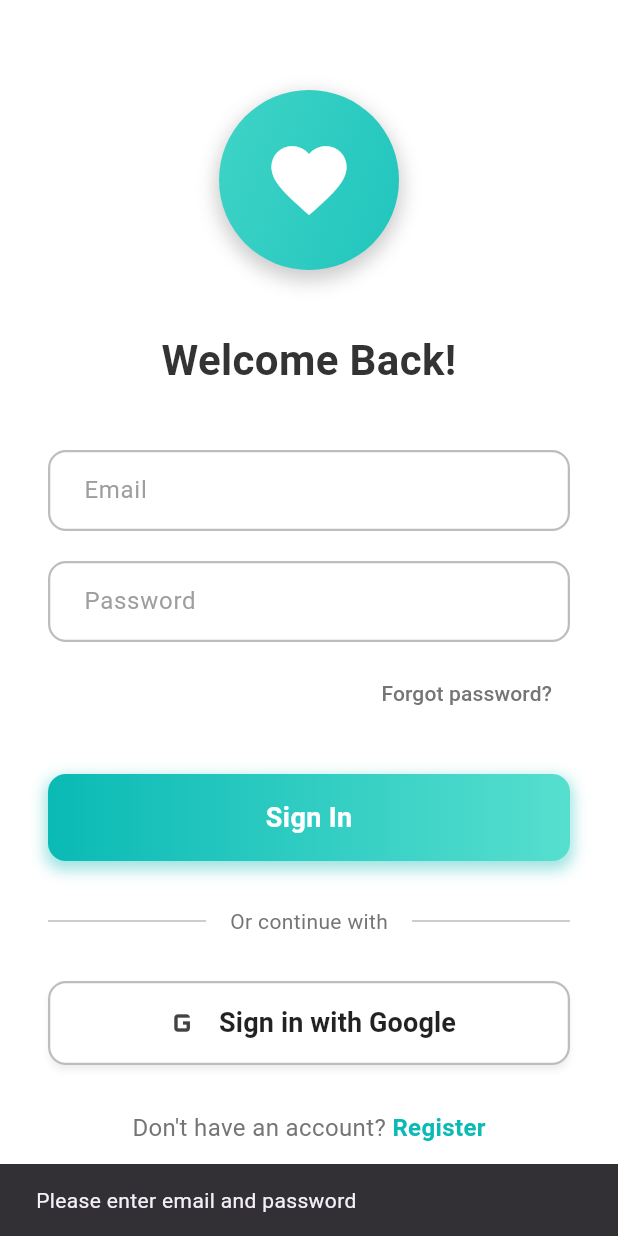
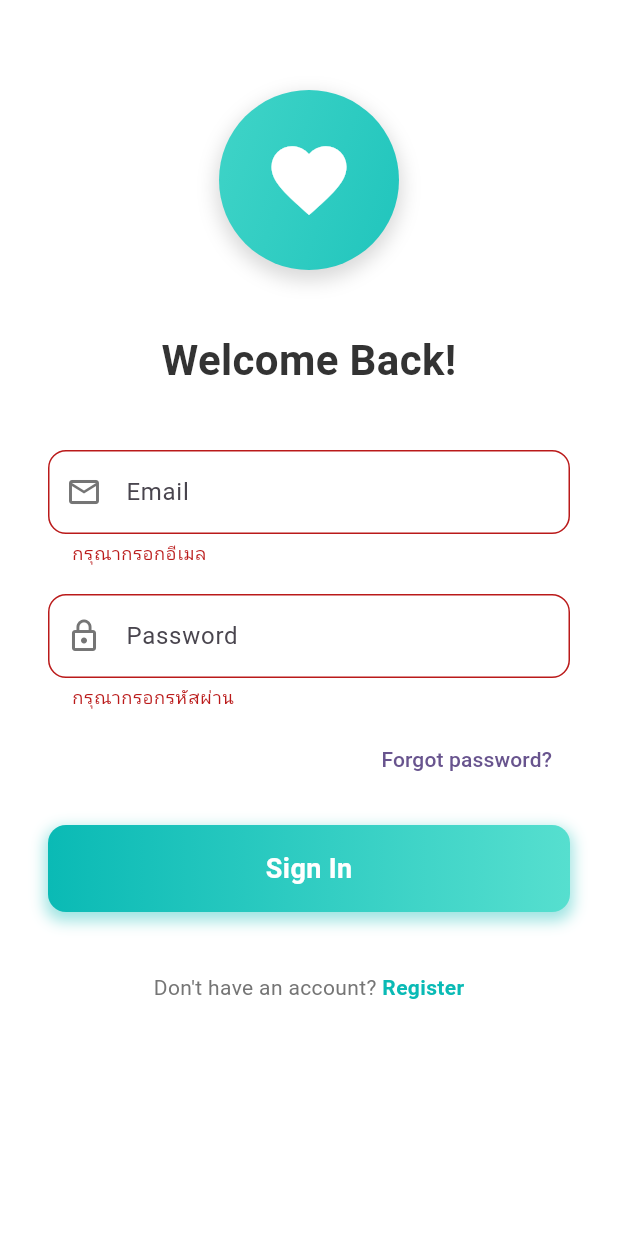
Before and after one commit to Thanaphum-6510110194/G6-Health-Tracking, a Flutter app: the screen it shows after launch, after a tap on "Get Started", after a tap on "Skip", after a tap on "Sign In", on a phone screen of 412 x 824 dp. Run offline on Flutter 3.47's test engine with Material 3 defaults, Android fonts, the phone set to English and light mode, and no system bars; our stand-ins replace cloud_firestore, firebase_auth, firebase_core, image_picker; accounts and stored records are empty.

Commit message:
edit auth service,login

```diff
--- a/lib/screens/daily_habits.dart
+++ b/lib/screens/daily_habits.dart
@@ -359,7 +359,7 @@ class _ExerciseCardState extends State<ExerciseCard> {
       title: 'Exercise',
       subtitle: '${_activities.length} activities planned',
       buttonText: '+ Add',
-      onPressed: () => _showActivityDialog(),
+      onPressed: () => _showActivityDialog(), //-- กดเพื่อ Add
       child: _activities.isEmpty
           ? const Center(child: Padding(
               padding: EdgeInsets.symmetric(vertical: 16.0),
--- a/lib/screens/login_screen.dart
+++ b/lib/screens/login_screen.dart
@@ -1,8 +1,8 @@
 import 'package:flutter/material.dart';
 import 'package:firebase_auth/firebase_auth.dart';
-import 'package:health_tracking/services/auth_service.dart';
-import 'profile_page.dart';
-import 'register_screen.dart';
+import 'package:health_tracking/services/auth_service.dart'; // ตรวจสอบว่า path ถูกต้อง
+import 'profile_page.dart'; // ตรวจสอบว่ามีไฟล์นี้อยู่
+import 'register_screen.dart'; // ตรวจสอบว่ามีไฟล์นี้อยู่
 
 class LoginScreen extends StatefulWidget {
   const LoginScreen({super.key});
@@ -12,9 +12,19 @@ class LoginScreen extends StatefulWidget {
 }
 
 class _LoginScreenState extends State<LoginScreen> {
+  // Key สำหรับจัดการ Form
+  final _formKey = GlobalKey<FormState>();
+
+  // Controllers สำหรับรับค่าจาก TextFormFields
   final _emailController = TextEditingController();
   final _passwordController = TextEditingController();
+
+  // State สำหรับจัดการ UI
   bool _isLoading = false;
+  String? _emailError;
+  String? _passwordError;
+
+  // Instance ของ AuthService
   final AuthService _authService = AuthService();
 
   @override
@@ -24,51 +34,82 @@ class _LoginScreenState extends State<LoginScreen> {
     super.dispose();
   }
 
-  Future<void> _login() async {
-    if (_emailController.text.isEmpty || _passwordController.text.isEmpty) {
+  // ฟังก์ชันสำหรับแสดง SnackBar เมื่อมีข้อผิดพลาดทั่วไป
+  void _showErrorSnackBar(String message) {
+    if (!mounted) return;
     ScaffoldMessenger.of(context).showSnackBar(
-        const SnackBar(content: Text("Please enter email and password")),
+      SnackBar(
+        content: Text(message),
+        backgroundColor: Colors.red.shade700,
+      ),
     );
-      return;
   }
 
+  // ฟังก์ชันหลักสำหรับจัดการการเข้าสู่ระบบ
+  Future<void> _login() async {
+    // 1. ล้างข้อผิดพลาดเก่า (จาก server) ก่อน
+    setState(() {
+      _emailError = null;
+      _passwordError = null;
+    });
+
+    // 2. ตรวจสอบความถูกต้องของข้อมูลในฟอร์ม (client-side validation)
+    if (!_formKey.currentState!.validate()) {
+      return; // ถ้าข้อมูลไม่ถูกต้อง, หยุดการทำงาน
+    }
+
+    // 3. แสดง loading indicator
     setState(() {
       _isLoading = true;
     });
 
     try {
-      User? user = await _authService.login(
+      // 4. เรียกใช้ AuthService เพื่อทำการล็อกอิน
+      await _authService.login(
         _emailController.text.trim(),
         _passwordController.text.trim(),
       );
 
       if (!mounted) return;
 
-      if (user != null) {
+      // 5. หากสำเร็จ นำทางไปยังหน้าโปรไฟล์
       ScaffoldMessenger.of(context).showSnackBar(
-          const SnackBar(content: Text("Login successful!")),
+        const SnackBar(
+            content: Text("เข้าสู่ระบบสำเร็จ!"),
+            backgroundColor: Colors.green),
       );
       Navigator.pushReplacement(
         context,
         MaterialPageRoute(builder: (context) => const BasicProfileScreen()),
       );
-      } else {
-        ScaffoldMessenger.of(context).showSnackBar(
-          const SnackBar(
-            content: Text("Login failed. Please check your credentials."),
-            backgroundColor: Colors.red,
-          ),
-        );
+
+    } on FirebaseAuthException catch (e) {
+      // 6. จัดการ Error จาก Firebase และแสดงข้อความใต้ช่องที่ผิดพลาด
+      if (mounted) {
+        setState(() {
+          switch (e.code) {
+            case 'user-not-found':
+            case 'invalid-email':
+              _emailError = 'ไม่พบบัญชีผู้ใช้สำหรับอีเมลนี้';
+              break;
+            case 'wrong-password':
+              _passwordError = 'รหัสผ่านไม่ถูกต้อง';
+              break;
+            // 'invalid-credential' เป็น error code ที่ใหม่กว่าและครอบคลุมทั้ง 2 กรณี
+            case 'invalid-credential':
+              _passwordError = 'อีเมลหรือรหัสผ่านไม่ถูกต้อง';
+              break;
+            default:
+              // หากเป็น Error อื่นๆ ที่ไม่เจาะจง ให้แสดงเป็น SnackBar
+              _showErrorSnackBar('เกิดข้อผิดพลาด: ${e.message}');
+          }
+        });
       }
     } catch (e) {
-      // จัดการข้อผิดพลาดที่ไม่คาดคิด
-      if (mounted) {
-        ScaffoldMessenger.of(context).showSnackBar(
-          SnackBar(content: Text("An unexpected error occurred: $e")),
-        );
-      }
+      // จัดการข้อผิดพลาดที่ไม่คาดคิดอื่นๆ
+      _showErrorSnackBar("เกิดข้อผิดพลาดที่ไม่คาดคิด: $e");
     } finally {
-      // ซ่อน loading indicator ไม่ว่าจะสำเร็จหรือล้มเหลว
+      // 7. ซ่อน loading indicator ไม่ว่าจะสำเร็จหรือล้มเหลว
       if (mounted) {
         setState(() {
           _isLoading = false;
@@ -90,6 +131,8 @@ class _LoginScreenState extends State<LoginScreen> {
       backgroundColor: Colors.white,
       body: SafeArea(
         child: SingleChildScrollView(
+          child: Form(
+            key: _formKey,
             child: Padding(
               padding: const EdgeInsets.symmetric(horizontal: 32.0),
               child: Column(
@@ -97,7 +140,7 @@ class _LoginScreenState extends State<LoginScreen> {
                 crossAxisAlignment: CrossAxisAlignment.stretch,
                 children: [
                   const SizedBox(height: 60),
-                // Logo: ไอคอนรูปหัวใจพร้อม Gradient และ Shadow
+                  // Logo
                   Container(
                     width: 120,
                     height: 120,
@@ -106,25 +149,18 @@ class _LoginScreenState extends State<LoginScreen> {
                       gradient: const LinearGradient(
                         begin: Alignment.topLeft,
                         end: Alignment.bottomRight,
-                      colors: [
-                        Color(0xFF56DFCF), // ฟ้าสดใส
-                        Color(0xFF0ABAB5), // สีหลัก
-                      ],
+                        colors: [Color(0xFF56DFCF), Color(0xFF0ABAB5)],
                       ),
                       boxShadow: [
                         BoxShadow(
-                        color: Colors.black.withAlpha((255 * 0.2).round()),
+                          color: Colors.black.withOpacity(0.15),
                           spreadRadius: 2,
                           blurRadius: 10,
                           offset: const Offset(0, 5),
                         ),
                       ],
                     ),
-                  child: const Icon(
-                    Icons.favorite, // ไอคอนรูปหัวใจ
-                    color: Colors.white, // สีไอคอนเป็นสีขาว
-                    size: 60,
-                  ),
+                    child: const Icon(Icons.favorite, color: Colors.white, size: 60),
                   ),
                   const SizedBox(height: 40),
                   const Text(
@@ -138,51 +174,40 @@ class _LoginScreenState extends State<LoginScreen> {
                   ),
                   const SizedBox(height: 40),
 
-                // ช่องกรอก Email
-                TextField(
+                  // TextFormField สำหรับ Email
+                  TextFormField(
                     controller: _emailController,
                     keyboardType: TextInputType.emailAddress,
                     decoration: InputDecoration(
                       hintText: 'Email',
-                    hintStyle: TextStyle(color: Colors.grey.shade500),
-                    contentPadding: const EdgeInsets.symmetric(vertical: 15.0, horizontal: 20.0),
-                    border: OutlineInputBorder(
-                      borderRadius: BorderRadius.circular(12.0),
+                      prefixIcon: Icon(Icons.email_outlined, color: Colors.grey.shade600),
+                      border: OutlineInputBorder(borderRadius: BorderRadius.circular(12.0)),
+                      errorText: _emailError, // แสดงข้อความ Error จาก State
                     ),
-                    enabledBorder: OutlineInputBorder(
-                      borderRadius: BorderRadius.circular(12.0),
-                      borderSide: BorderSide(color: Colors.grey.shade400, width: 1.5),
-                    ),
-                    focusedBorder: OutlineInputBorder(
-                      borderRadius: BorderRadius.circular(12.0),
-                      borderSide: const BorderSide(color: Color(0xFF0ABAB5), width: 2.0),
-                    ),
-                  ),
-                  style: const TextStyle(color: Colors.black87),
+                    validator: (value) {
+                      if (value == null || value.isEmpty) return 'กรุณากรอกอีเมล';
+                      final emailRegex = RegExp(r"^[a-zA-Z0-9.a-zA-Z0-9.!#$%&'*+-/=?^_`{|}~]+@[a-zA-Z0-9]+\.[a-zA-Z]+");
+                      if (!emailRegex.hasMatch(value)) return 'รูปแบบอีเมลไม่ถูกต้อง';
+                      return null;
+                    },
                   ),
                   const SizedBox(height: 20),
 
-                // ช่องกรอก Password
-                TextField(
+                  // TextFormField สำหรับ Password
+                  TextFormField(
                     controller: _passwordController,
                     obscureText: true,
                     decoration: InputDecoration(
                       hintText: 'Password',
-                    hintStyle: TextStyle(color: Colors.grey.shade500),
-                    contentPadding: const EdgeInsets.symmetric(vertical: 15.0, horizontal: 20.0),
-                    border: OutlineInputBorder(
-                      borderRadius: BorderRadius.circular(12.0),
+                      prefixIcon: Icon(Icons.lock_outline, color: Colors.grey.shade600),
+                      border: OutlineInputBorder(borderRadius: BorderRadius.circular(12.0)),
+                      errorText: _passwordError, // แสดงข้อความ Error จาก State
                     ),
-                    enabledBorder: OutlineInputBorder(
-                      borderRadius: BorderRadius.circular(12.0),
-                      borderSide: BorderSide(color: Colors.grey.shade400, width: 1.5),
-                    ),
-                    focusedBorder: OutlineInputBorder(
-                      borderRadius: BorderRadius.circular(12.0),
-                      borderSide: const BorderSide(color: Color(0xFF0ABAB5), width: 2.0),
-                    ),
-                  ),
-                  style: const TextStyle(color: Colors.black87),
+                    validator: (value) {
+                      if (value == null || value.isEmpty) return 'กรุณากรอกรหัสผ่าน';
+                      if (value.length < 6) return 'รหัสผ่านต้องมีอย่างน้อย 6 ตัวอักษร';
+                      return null;
+                    },
                   ),
                   const SizedBox(height: 10),
 
@@ -190,35 +215,24 @@ class _LoginScreenState extends State<LoginScreen> {
                   Align(
                     alignment: Alignment.centerRight,
                     child: TextButton(
-                    onPressed: () {
-                      ScaffoldMessenger.of(context).showSnackBar(
-                        const SnackBar(content: Text('Forgot password tapped!')),
-                      );
-                      // TODO: Implement forgot password logic
-                    },
-                    child: Text(
-                      'Forgot password?',
-                      style: TextStyle(color: Colors.grey[600]),
+                      onPressed: () { /* TODO: Implement forgot password */ },
+                      child: const Text('Forgot password?'),
                     ),
                   ),
-                ),
-                const SizedBox(height: 30),
+                  const SizedBox(height: 20),
 
                   // ปุ่ม Sign In
                   Container(
                     decoration: BoxDecoration(
                       gradient: const LinearGradient(
-                      colors: [
-                        Color(0xFF0ABAB5),
-                        Color(0xFF56DFCF),
-                      ],
+                        colors: [Color(0xFF0ABAB5), Color(0xFF56DFCF)],
                         begin: Alignment.centerLeft,
                         end: Alignment.centerRight,
                       ),
                       borderRadius: BorderRadius.circular(12.0),
                       boxShadow: [
                         BoxShadow(
-                        color: const Color(0xFF0ABAB5).withAlpha((255 * 0.4).round()),
+                          color: const Color(0xFF0ABAB5).withOpacity(0.4),
                           spreadRadius: 2,
                           blurRadius: 8,
                           offset: const Offset(0, 4),
@@ -228,7 +242,7 @@ class _LoginScreenState extends State<LoginScreen> {
                     child: Material(
                       color: Colors.transparent,
                       child: InkWell(
-                      onTap: _isLoading ? null : _login, // เรียกใช้ฟังก์ชัน _login
+                        onTap: _isLoading ? null : _login,
                         borderRadius: BorderRadius.circular(12.0),
                         child: Padding(
                           padding: const EdgeInsets.symmetric(vertical: 16.0),
@@ -255,91 +269,20 @@ class _LoginScreenState extends State<LoginScreen> {
                       ),
                     ),
                   ),
-                const SizedBox(height: 30),
-
-                // Divider "Or continue with"
-                Row(
-                  children: [
-                    Expanded(child: Divider(color: Colors.grey[400])),
-                    Padding(
-                      padding: const EdgeInsets.symmetric(horizontal: 16.0),
-                      child: Text(
-                        'Or continue with',
-                        style: TextStyle(color: Colors.grey[600]),
-                      ),
-                    ),
-                    Expanded(child: Divider(color: Colors.grey[400])),
-                  ],
-                ),
-                const SizedBox(height: 30),
-
-                // ปุ่ม Sign in with Google (Mockup) - ยังคงเป็น mockup ตามที่เคยระบุไว้
-                SizedBox(
-                  width: double.infinity,
-                  height: 56,
-                  child: OutlinedButton(
-                    onPressed: () {
-                      ScaffoldMessenger.of(context).showSnackBar(
-                        const SnackBar(content: Text("Simulating Google Sign-In...")),
-                      );
-                      // นำทางไปยังหน้า Profile ทันทีสำหรับ mockup
-                      Navigator.pushReplacement(
-                        context,
-                        MaterialPageRoute(builder: (context) => const BasicProfileScreen()),
-                      );
-                    },
-                    style: OutlinedButton.styleFrom(
-                      foregroundColor: Colors.grey[800],
-                      backgroundColor: Colors.white,
-                      side: BorderSide(color: Colors.grey.shade400, width: 1.5),
-                      shape: RoundedRectangleBorder(
-                        borderRadius: BorderRadius.circular(12.0),
-                      ),
-                      elevation: 2,
-                      shadowColor: Colors.grey.withOpacity(0.2),
-                    ),
-                    child: Row(
-                      mainAxisAlignment: MainAxisAlignment.center,
-                      children: [
-                        // ไอคอน Google (สามารถใช้ Font Awesome หรือ SVG ได้หากต้องการ)
-                        // สำหรับตัวอย่างนี้ ใช้ Image.network
-                        Image.network(
-                          'https://upload.wikimedia.org/wikipedia/commons/thumb/c/c1/Google_%22G%22_logo.svg/1200px-Google_%22G%22_logo.svg.png',
-                          height: 24,
-                          width: 24,
-                          errorBuilder: (context, error, stackTrace) => const Icon(Icons.g_mobiledata, size: 28), // Fallback icon
-                        ),
-                        const SizedBox(width: 10),
-                        const Text(
-                          'Sign in with Google',
-                          style: TextStyle(
-                            fontSize: 18,
-                            fontWeight: FontWeight.bold,
-                            color: Colors.black87,
-                          ),
-                        ),
-                      ],
-                    ),
-                  ),
-                ),
-                const SizedBox(height: 30),
+                  const SizedBox(height: 40),
 
                   // ลิงค์สำหรับ Register
                   Row(
                     mainAxisAlignment: MainAxisAlignment.center,
                     children: [
-                    Text(
-                      "Don't have an account? ",
-                      style: TextStyle(color: Colors.grey[600], fontSize: 16),
-                    ),
+                      Text("Don't have an account? ", style: TextStyle(color: Colors.grey[600])),
                       GestureDetector(
-                      onTap: _navigateToRegister, // เรียกใช้ฟังก์ชัน _navigateToRegister
+                        onTap: _navigateToRegister,
                         child: const Text(
                           'Register',
                           style: TextStyle(
-                          color: Color(0xFF0ABAB5), // ใช้สีเดียวกับธีม
+                            color: Color(0xFF0ABAB5),
                             fontWeight: FontWeight.bold,
-                          fontSize: 16,
                           ),
                         ),
                       ),
@@ -351,6 +294,7 @@ class _LoginScreenState extends State<LoginScreen> {
             ),
           ),
         ),
+      ),
     );
   }
 }
--- a/lib/services/auth_service.dart
+++ b/lib/services/auth_service.dart
@@ -1,31 +1,32 @@
 import 'package:firebase_auth/firebase_auth.dart';
+import 'package:flutter/foundation.dart';
 
 class AuthService {
   final FirebaseAuth _auth = FirebaseAuth.instance;
 
-  Future<User?> register(String email, String password) async {
+  Future<User?> login(String email, String password) async {
     try {
-      final result = await _auth.createUserWithEmailAndPassword(
-          email: email, password: password);
+      UserCredential result = await _auth.signInWithEmailAndPassword(
+        email: email,
+        password: password,
+      );
       return result.user;
+    } on FirebaseAuthException catch (e) {
+      // โยน Exception ที่เกี่ยวกับ Firebase กลับไปให้ UI จัดการ
+      throw e;
     } catch (e) {
-      print("Register Error: $e");
-      return null;
+      // **ส่วนที่แก้ไข:**
+      // หากเจอข้อผิดพลาดอื่นๆ (เช่น Firebase ยังไม่ได้ตั้งค่า)
+      // ให้โยน Exception กลับไปเสมอ แทนที่จะคืนค่า null
+      // เพื่อให้ UI รู้ว่าเกิดข้อผิดพลาดขึ้น
+      if (kDebugMode) {
+        print("An unexpected error occurred in AuthService: ${e.toString()}");
+      }
+      // โยน Exception เพื่อให้ UI นำไปแสดงผลใน SnackBar
+      throw Exception('เกิดข้อผิดพลาดในการเชื่อมต่อ กรุณาตรวจสอบการตั้งค่า');
     }
   }
 
-  Future<User?> login(String email, String password) async {
-    try {
-      final result = await _auth.signInWithEmailAndPassword(
-          email: email, password: password);
-      return result.user;
-    } catch (e) {
-      print("Login Error: $e");
-      return null;
-    }
-  }
-
-  Future<void> logout() async {
-    await _auth.signOut();
-  }
+  // คุณสามารถเพิ่มฟังก์ชันอื่นๆ ที่เกี่ยวกับ Auth ได้ที่นี่
+  // เช่น register, signOut, etc.
 }
```
Lines whose indentation alone changed are shown as unchanged.
